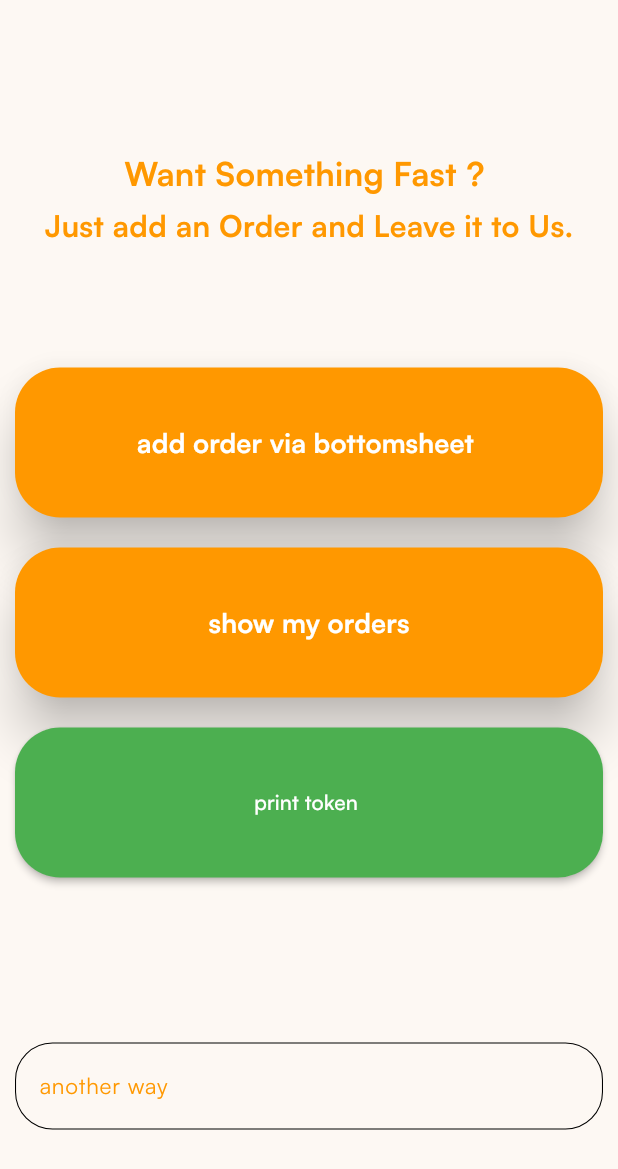
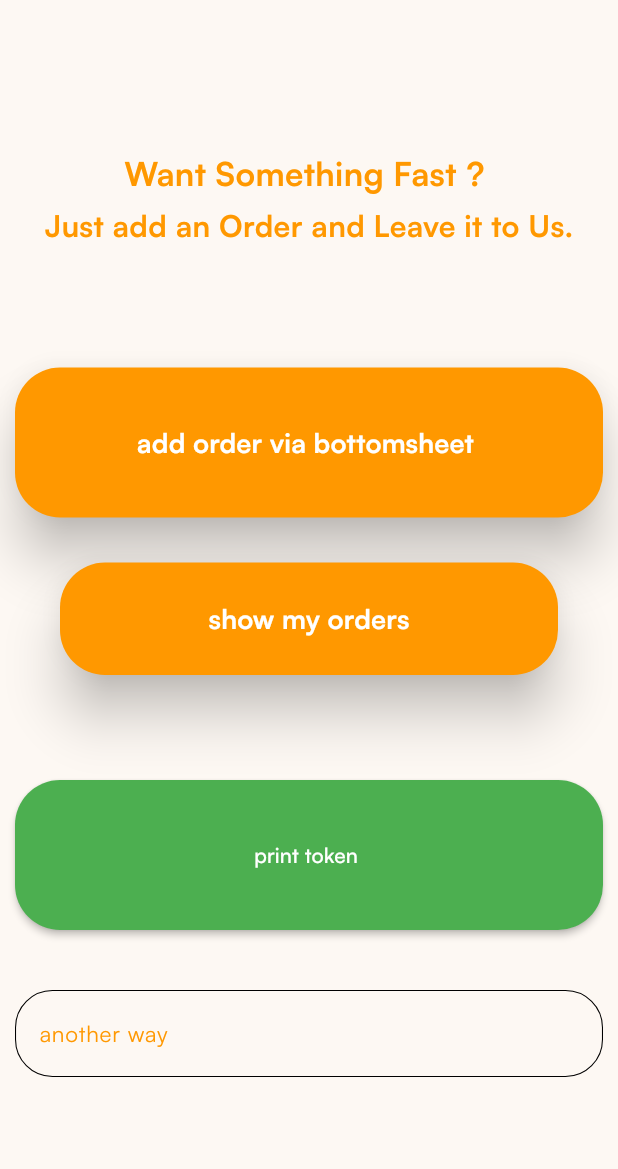
Before and after one commit to gal-hpgggjbvb/project202, a Flutter app: the UserPage screen opened by its route, on a phone screen of 412 x 824 dp. Shown: the top 1169 px of the screen. Run offline on Flutter 3.47's test engine with Material 3 defaults, Android fonts, the phone set to English and light mode, and no system bars; our stand-ins replace awesome_dialog, dio, get, hidden_drawer_menu, image_picker, introduction_screen and 4 more; accounts and stored records are empty; network calls fail.

Commit message:
user orders

```diff
--- a/lib/view/user_view/user_page.dart
+++ b/lib/view/user_view/user_page.dart
@@ -226,10 +226,11 @@ class _UserPageState extends State<UserPage>
                   ),
                 ),
               ),
-              addVerticalSpace(20),
+              addVerticalSpace(30),
               ///todo my orders button
-              //todo add order button
-              MaterialButton(
+              Padding(
+                padding: const EdgeInsets.symmetric(horizontal: 30.0),
+                child: MaterialButton(
                   onPressed: (){
                     Get.to(() => const UserOrdersPage());
                   },
@@ -237,6 +238,7 @@ class _UserPageState extends State<UserPage>
                   elevation: 15,
                   splashColor:
                   context.theme.buttonTheme.colorScheme!.onBackground,
+                  height: 75,
                   child: Text(
                     "show my orders",
                     style: TextStyle(
@@ -247,7 +249,8 @@ class _UserPageState extends State<UserPage>
                     ),
                   ),
                 ),
-              addVerticalSpace(20),
+              ),
+              addVerticalSpace(70),
               MaterialButton(
                 onPressed: () async {
                   print('_____________________________________________');
@@ -261,7 +264,6 @@ class _UserPageState extends State<UserPage>
                   style: TextStyle(color: Colors.white),
                 ),
               ),
-              addVerticalSpace(10),
 
               ///todo pop v1
               // GestureDetector(
@@ -274,11 +276,13 @@ class _UserPageState extends State<UserPage>
               //   child: Icon(Icons.filter_alt,
               //   )
               // ),
-              addVerticalSpace(90),
+              addVerticalSpace(30),
               CustomOrderField(
                   controller: orderController.objectNameController,
                   hintText: 'another way for order ui',
                   labelText: 'another way'),
+
+
             ],
           ),
         ),
```
Also changed, not shown: lib/controller/user_controller/fetch_orders_controller.dart (+11 -7 lines), lib/view/user_view/user_orders_page.dart (+6 -19 lines). Lines whose indentation alone changed are shown as unchanged.
